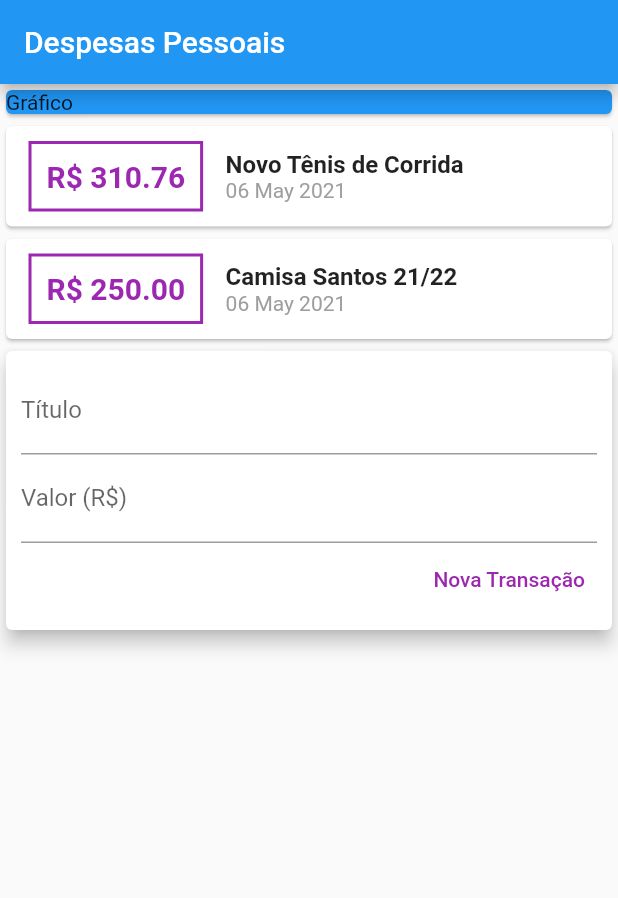
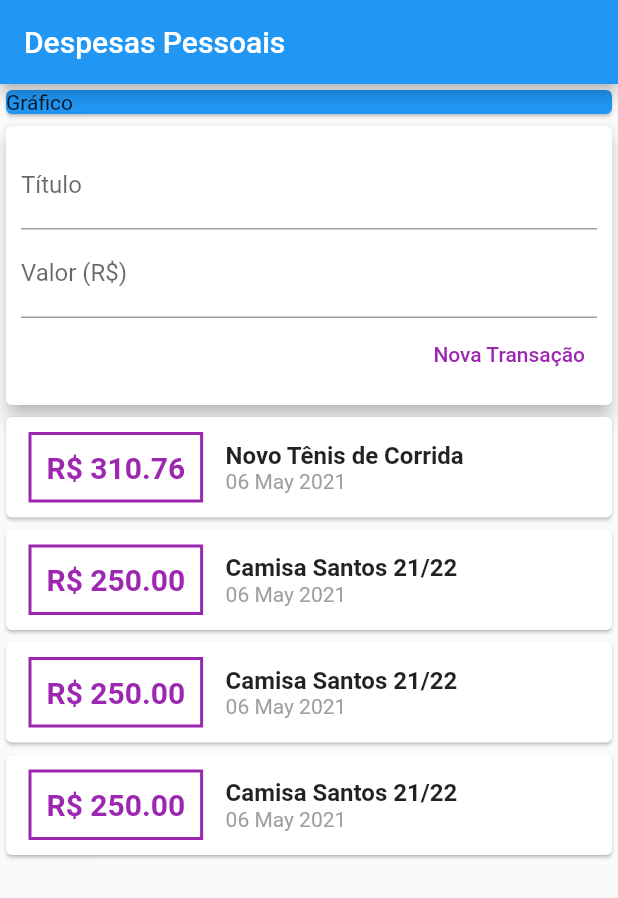
Before and after one commit to Levils114/expenses-app, a Flutter app: the screen it shows after launch, after a tap on "Nova Transação", on a phone screen of 412 x 824 dp. Shown: the top 898 px of the screen. Run offline on Flutter 3.47's test engine with Material 2 defaults, Android fonts, the phone set to English and light mode, and no system bars.

Commit message:
feat: creating widgets and form

```diff
--- /dev/null
+++ b/lib/components/transaction_form_widget.dart
@@ -0,0 +1,50 @@
+import 'package:flutter/material.dart';
+
+class TransactionFormWidget extends StatelessWidget {
+  final titleController = TextEditingController();
+  final valueController = TextEditingController();
+
+  final void Function(String, double) addTransactionFunction;
+
+  TransactionFormWidget({@required this.addTransactionFunction});
+
+  @override
+  Widget build(BuildContext context) {
+    return (Card(
+      elevation: 5,
+      child: Padding(
+        padding: const EdgeInsets.all(10),
+        child: Column(
+          children: [
+            TextField(
+              decoration: InputDecoration(labelText: 'Título'),
+              controller: titleController,
+            ),
+            TextField(
+              decoration: InputDecoration(labelText: 'Valor (R\$)'),
+              controller: valueController,
+              keyboardType: TextInputType.number,
+            ),
+            Container(
+              alignment: Alignment.centerRight,
+              child: TextButton(
+                onPressed: () {
+                  addTransactionFunction(
+                    titleController.text,
+                    double.tryParse(valueController.text) ?? 0.0,
+                  );
+                },
+                child: Text(
+                  'Nova Transação',
+                  style: TextStyle(
+                    color: Colors.purple,
+                  ),
+                ),
+              ),
+            )
+          ],
+        ),
+      ),
+    ));
+  }
+}
--- /dev/null
+++ b/lib/components/transaction_list_widget.dart
@@ -0,0 +1,66 @@
+import 'package:expenses/models/transaction.dart';
+import 'package:flutter/material.dart';
+import 'package:intl/intl.dart';
+
+class TransactionListWidget extends StatelessWidget {
+  final List<Transaction> transactions;
+
+  TransactionListWidget({
+    this.transactions,
+  });
+
+  @override
+  Widget build(BuildContext context) {
+    return Container(
+      height: 300,
+      child: (ListView.builder(
+        itemCount: transactions.length,
+        itemBuilder: (context, index) => Card(
+          child: Row(
+            children: [
+              Container(
+                margin: EdgeInsets.symmetric(
+                  horizontal: 15,
+                  vertical: 10,
+                ),
+                decoration: BoxDecoration(
+                  border: Border.all(
+                    color: Colors.purple,
+                    width: 2,
+                  ),
+                ),
+                padding: EdgeInsets.all(10),
+                child: Text(
+                  "R\$ ${transactions[index].value.toStringAsFixed(2)}",
+                  style: TextStyle(
+                    fontWeight: FontWeight.bold,
+                    fontSize: 20,
+                    color: Colors.purple,
+                  ),
+                ),
+              ),
+              Column(
+                crossAxisAlignment: CrossAxisAlignment.start,
+                children: [
+                  Text(
+                    transactions[index].title,
+                    style: TextStyle(
+                      fontSize: 16,
+                      fontWeight: FontWeight.bold,
+                    ),
+                  ),
+                  Text(
+                    DateFormat('dd MMM y').format(transactions[index].date),
+                    style: TextStyle(
+                      color: Colors.grey,
+                    ),
+                  ),
+                ],
+              ),
+            ],
+          ),
+        ),
+      )),
+    );
+  }
+}
--- /dev/null
+++ b/lib/components/transaction_user.dart
@@ -0,0 +1,75 @@
+import 'dart:math';
+
+import 'package:expenses/components/transaction_form_widget.dart';
+import 'package:expenses/components/transaction_list_widget.dart';
+import 'package:expenses/models/transaction.dart';
+import 'package:flutter/material.dart';
+
+class TransactionUser extends StatefulWidget {
+  @override
+  State createState() {
+    return (TransactionUserState());
+  }
+}
+
+class TransactionUserState extends State {
+  final _transactions = [
+    Transaction(
+      id: 't1',
+      title: 'Novo Tênis de Corrida',
+      value: 310.76,
+      date: DateTime.now(),
+    ),
+    Transaction(
+      id: 't2',
+      title: 'Camisa Santos 21/22',
+      value: 250.00,
+      date: DateTime.now(),
+    ),
+    Transaction(
+      id: 't2',
+      title: 'Camisa Santos 21/22',
+      value: 250.00,
+      date: DateTime.now(),
+    ),
+    Transaction(
+      id: 't2',
+      title: 'Camisa Santos 21/22',
+      value: 250.00,
+      date: DateTime.now(),
+    ),
+    Transaction(
+      id: 't2',
+      title: 'Camisa Santos 21/22',
+      value: 250.00,
+      date: DateTime.now(),
+    ),
+  ];
+
+  _addTransaction(String title, double value) {
+    final newTransaction = Transaction(
+      id: Random().nextDouble().toString(),
+      title: title,
+      value: value,
+      date: DateTime.now(),
+    );
+
+    setState(() {
+      _transactions.add(newTransaction);
+    });
+  }
+
+  @override
+  Widget build(BuildContext context) {
+    return (Column(
+      children: [
+        TransactionFormWidget(
+          addTransactionFunction: _addTransaction,
+        ),
+        TransactionListWidget(
+          transactions: _transactions,
+        ),
+      ],
+    ));
+  }
+}
--- a/lib/main.dart
+++ b/lib/main.dart
@@ -1,6 +1,5 @@
-import 'package:expenses/models/transaction.dart';
+import 'package:expenses/components/transaction_user.dart';
 import 'package:flutter/material.dart';
-import 'package:intl/intl.dart';
 
 void main() => runApp(ExpensesApp());
 
@@ -16,31 +15,14 @@ class ExpensesApp extends StatelessWidget {
 }
 
 class HomePage extends StatelessWidget {
-  final titleController = TextEditingController();
-  final valueController = TextEditingController();
-
-  final _transactions = [
-    Transaction(
-      id: 't1',
-      title: 'Novo Tênis de Corrida',
-      value: 310.76,
-      date: DateTime.now(),
-    ),
-    Transaction(
-      id: 't2',
-      title: 'Camisa Santos 21/22',
-      value: 250.00,
-      date: DateTime.now(),
-    ),
-  ];
-
   @override
   Widget build(BuildContext context) {
     return Scaffold(
       appBar: AppBar(
         title: Text('Despesas Pessoais'),
       ),
-      body: Column(
+      body: SingleChildScrollView(
+        child: Column(
           crossAxisAlignment: CrossAxisAlignment.stretch,
           children: [
             Container(
@@ -49,91 +31,9 @@ class HomePage extends StatelessWidget {
                 child: Text('Gráfico'),
               ),
             ),
-          Column(
-            children: _transactions.map((transaction) {
-              return Card(
-                child: Row(
-                  children: [
-                    Container(
-                      margin: EdgeInsets.symmetric(
-                        horizontal: 15,
-                        vertical: 10,
-                      ),
-                      decoration: BoxDecoration(
-                        border: Border.all(
-                          color: Colors.purple,
-                          width: 2,
-                        ),
-                      ),
-                      padding: EdgeInsets.all(10),
-                      child: Text(
-                        "R\$ ${transaction.value.toStringAsFixed(2)}",
-                        style: TextStyle(
-                          fontWeight: FontWeight.bold,
-                          fontSize: 20,
-                          color: Colors.purple,
-                        ),
-                      ),
-                    ),
-                    Column(
-                      crossAxisAlignment: CrossAxisAlignment.start,
-                      children: [
-                        Text(
-                          transaction.title,
-                          style: TextStyle(
-                            fontSize: 16,
-                            fontWeight: FontWeight.bold,
-                          ),
-                        ),
-                        Text(
-                          DateFormat('dd MMM y').format(transaction.date),
-                          style: TextStyle(
-                            color: Colors.grey,
-                          ),
-                        ),
+            TransactionUser()
           ],
         ),
-                  ],
-                ),
-              );
-            }).toList(),
-          ),
-          Card(
-            elevation: 5,
-            child: Padding(
-              padding: const EdgeInsets.all(10),
-              child: Column(
-                children: [
-                  TextField(
-                    decoration: InputDecoration(labelText: 'Título'),
-                    controller: titleController,
-                  ),
-                  TextField(
-                    decoration: InputDecoration(labelText: 'Valor (R\$)'),
-                    controller: valueController,
-                  ),
-                  Container(
-                    alignment: Alignment.centerRight,
-                    child: TextButton(
-                      onPressed: () {
-                        print({
-                          titleController.text,
-                          valueController.text,
-                        });
-                      },
-                      child: Text(
-                        'Nova Transação',
-                        style: TextStyle(
-                          color: Colors.purple,
-                        ),
-                      ),
-                    ),
-                  )
-                ],
-              ),
-            ),
-          ),
-        ],
       ),
     );
   }
```
Lines whose indentation alone changed are shown as unchanged.
